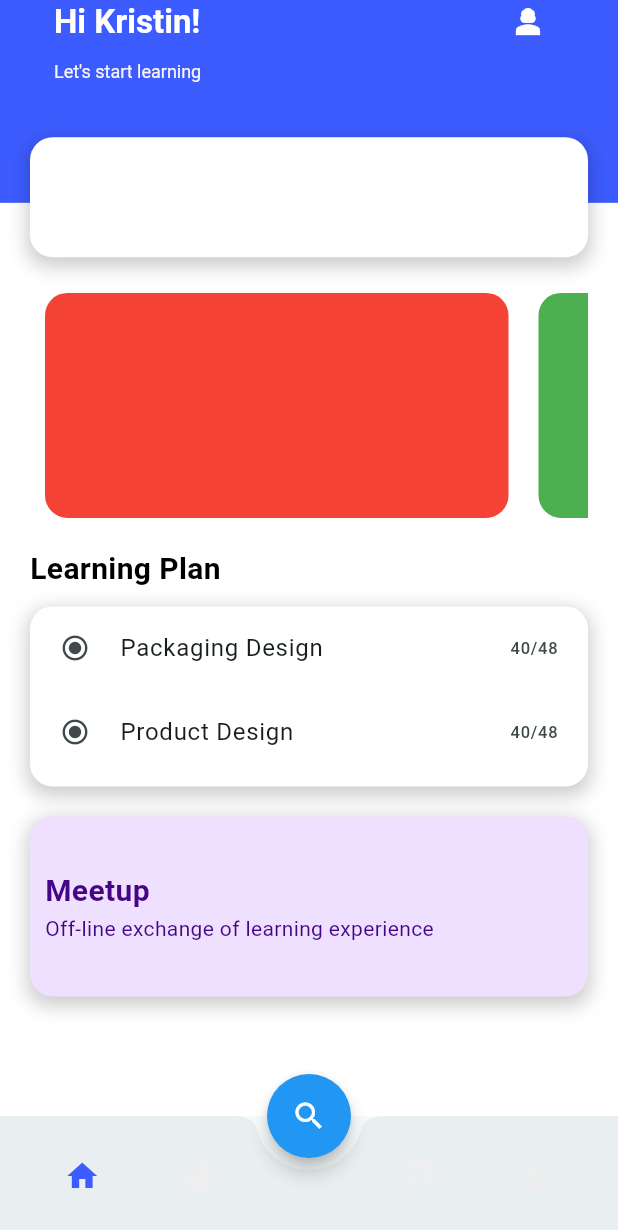
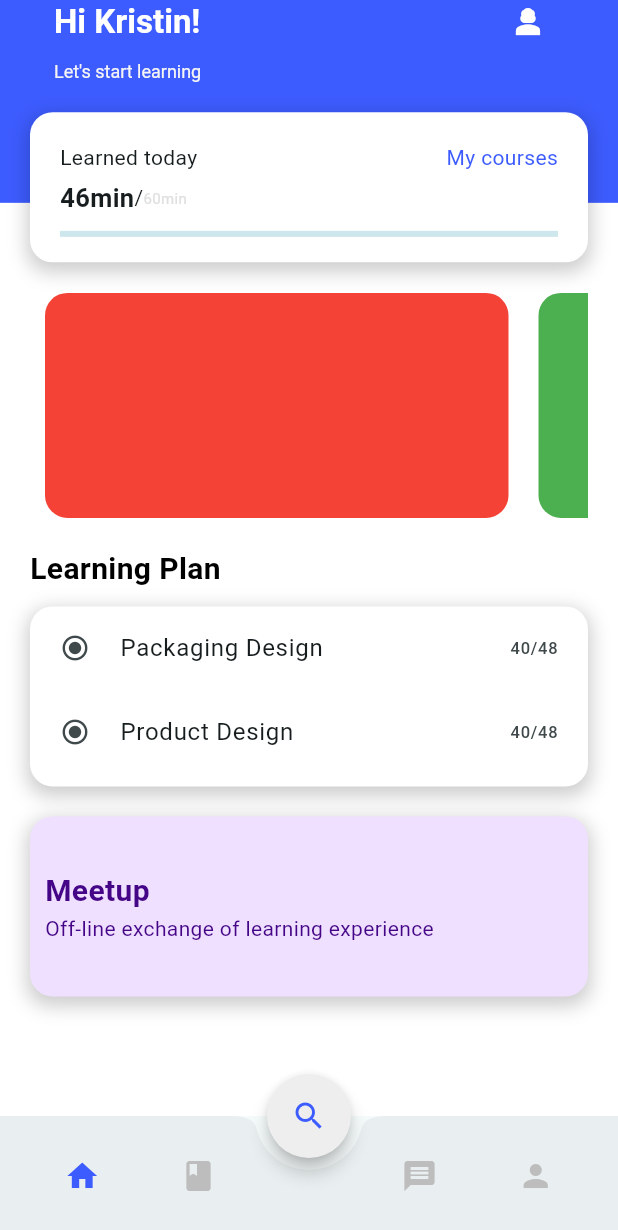
Before and after one commit to Amir24434/ilearn, a Flutter app: the screen it shows after launch, on a phone screen of 412 x 824 dp. Shown: the top 1230 px of the screen. Run offline on Flutter 3.47's test engine with Material 3 defaults, Android fonts, the phone set to English and light mode, and no system bars.

Commit message:
new commit

```diff
--- a/lib/components/b_n_bar.dart
+++ b/lib/components/b_n_bar.dart
@@ -41,12 +41,12 @@ class _MainScreenState extends State<MainScreen> {
             _selectedIndex = 2; // Navigate to Search Screen
           });
         },
-        backgroundColor: Colors.blue,
+        backgroundColor: Colors.grey[200],
         elevation: 5,
         shape: CircleBorder(),
         child: Icon(
           Icons.search,
-          color: Colors.white,
+          color: primaryColor,
         ),
       ),
       floatingActionButtonLocation: FloatingActionButtonLocation.centerDocked,
@@ -61,26 +61,26 @@ class _MainScreenState extends State<MainScreen> {
               IconButton(
                 icon: Icon(Icons.home,
                     color:
-                        _selectedIndex == 0 ? primaryColor : Colors.grey[200]),
+                        _selectedIndex == 0 ? primaryColor : Colors.grey[400]),
                 onPressed: () => _onItemTapped(0),
               ),
               IconButton(
                 icon: Icon(Icons.book,
                     color:
-                        _selectedIndex == 1 ? primaryColor : Colors.grey[200]),
+                        _selectedIndex == 1 ? primaryColor : Colors.grey[400]),
                 onPressed: () => _onItemTapped(1),
               ),
               SizedBox(width: 40), // Space for the floating button
               IconButton(
                 icon: Icon(Icons.message,
                     color:
-                        _selectedIndex == 3 ? primaryColor : Colors.grey[200]),
+                        _selectedIndex == 3 ? primaryColor : Colors.grey[400]),
                 onPressed: () => _onItemTapped(3),
               ),
               IconButton(
                 icon: Icon(Icons.person,
                     color:
-                        _selectedIndex == 4 ? primaryColor : Colors.grey[200]),
+                        _selectedIndex == 4 ? primaryColor : Colors.grey[400]),
                 onPressed: () => _onItemTapped(4),
               ),
             ],
--- a/lib/screens/home.dart
+++ b/lib/screens/home.dart
@@ -2,8 +2,26 @@ import 'package:flutter/material.dart';
 import 'package:flutter/services.dart';
 import 'package:ilearn/components/colors.dart';
 
-class HomeScreen extends StatelessWidget {
+class HomeScreen extends StatefulWidget {
   const HomeScreen({super.key});
+
+  @override
+  State<HomeScreen> createState() => _HomeScreenState();
+}
+
+class _HomeScreenState extends State<HomeScreen> {
+  double _progress = 0.0;
+
+  void _startProgress() {
+    Future.delayed(Duration(milliseconds: 100), () {
+      if (_progress < 1.0) {
+        setState(() {
+          _progress += 0.1;
+        });
+        _startProgress();
+      }
+    });
+  }
 
   @override
   Widget build(BuildContext context) {
@@ -252,11 +270,11 @@ class HomeScreen extends StatelessWidget {
               ],
             ),
             Positioned(
-              top: MediaQuery.of(context).size.height / 9,
+              top: MediaQuery.of(context).size.height / 11,
               left: 0,
               right: 0,
               child: Container(
-                height: 80,
+                height: 100,
                 width: 350,
                 margin: EdgeInsets.symmetric(horizontal: 20),
                 decoration: BoxDecoration(
@@ -271,6 +289,54 @@ class HomeScreen extends StatelessWidget {
                     ),
                   ],
                 ),
+                child: Padding(
+                  padding: const EdgeInsets.only(
+                    top: 20,
+                    left: 20,
+                    right: 20,
+                    bottom: 10,
+                  ),
+                  child: Column(
+                    children: [
+                      Row(
+                        mainAxisAlignment: MainAxisAlignment.spaceBetween,
+                        children: [
+                          Text("Learned today"),
+                          Text(
+                            "My courses",
+                            style: TextStyle(color: primaryColor),
+                          ),
+                        ],
+                      ),
+                      SizedBox(
+                        height: 5,
+                      ),
+                      Row(
+                        children: [
+                          Text(
+                            "46min",
+                            style: TextStyle(
+                              fontSize: 17,
+                              fontWeight: FontWeight.bold,
+                            ),
+                          ),
+                          Text("/"),
+                          Text(
+                            "60min",
+                            style: TextStyle(
+                              fontSize: 10,
+                              color: Colors.grey[300],
+                            ),
+                          ),
+                        ],
+                      ),
+                      SizedBox(
+                        height: 10,
+                      ),
+                      LinearProgressIndicator(value: _progress),
+                    ],
+                  ),
+                ),
               ),
             ),
           ],
```
